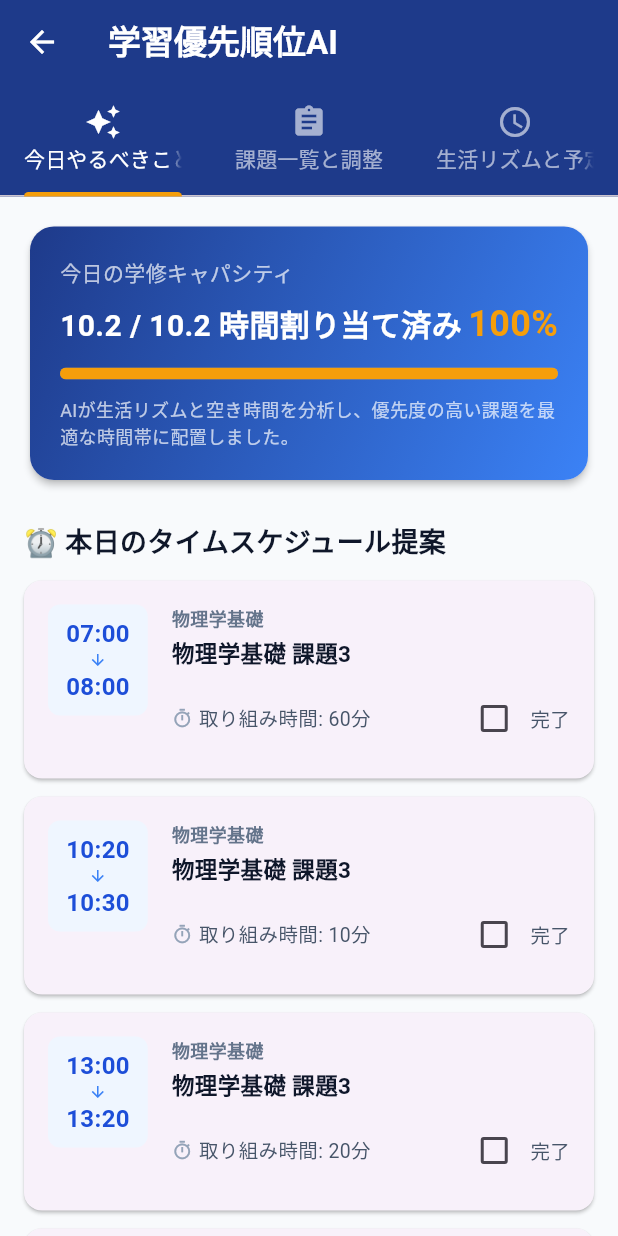
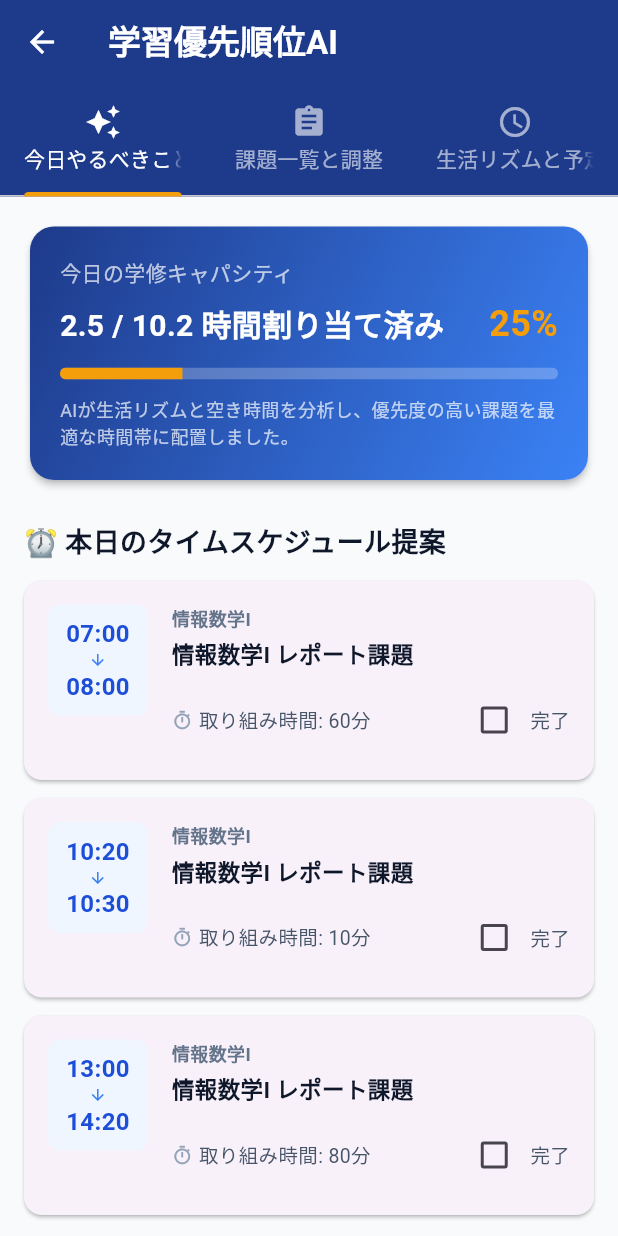
Before and after one commit to mizuking614/pbl_create, a Flutter app: the screen it shows after launch, after a tap on "学習優先順位AI (あなたの担当)", on a phone screen of 412 x 824 dp. Run offline on Flutter 3.47's test engine with Material 3 defaults, Android fonts, the light colour scheme and no system bars; our stand-ins replace shared_preferences.

Commit message:
change code

```diff
--- /dev/null
+++ b/cle_config.json
@@ -0,0 +1,3 @@
+{
+  "ics_url": "https://www.cle.osaka-u.ac.jp/webapps/calendar/calendarFeed/eb49772d2fbd407d9a81c008198fc96e/learn.ics"
+}
--- a/lib/screens/home_screen.dart
+++ b/lib/screens/home_screen.dart
@@ -1,23 +1,75 @@
 import 'package:flutter/material.dart';
+import 'package:flutter/services.dart';
+import 'package:shared_preferences/shared_preferences.dart';
 import 'learning_priority_screen.dart';
 import 'member_a_screen.dart';
 import 'member_b_screen.dart';
 
-class MyHomePage extends StatelessWidget {
+class MyHomePage extends StatefulWidget {
   const MyHomePage({super.key, required this.title});
 
   final String title;
+
+  @override
+  State<MyHomePage> createState() => _MyHomePageState();
+}
+
+class _MyHomePageState extends State<MyHomePage> {
+  final TextEditingController _urlController = TextEditingController();
+  String _currentUrl = '';
+  bool _isLoading = true;
+
+  @override
+  void initState() {
+    super.initState();
+    _loadUrl();
+  }
+
+  Future<void> _loadUrl() async {
+    final prefs = await SharedPreferences.getInstance();
+    final stored = prefs.getString('cle_ics_url') ?? '';
+    if (!mounted) return;
+    setState(() {
+      _currentUrl = stored;
+      _urlController.text = stored;
+      _isLoading = false;
+    });
+  }
+
+  Future<void> _saveUrl() async {
+    final url = _urlController.text.trim();
+    final prefs = await SharedPreferences.getInstance();
+    if (url.isEmpty) {
+      await prefs.remove('cle_ics_url');
+    } else {
+      await prefs.setString('cle_ics_url', url);
+    }
+    if (!mounted) return;
+    setState(() {
+      _currentUrl = url;
+    });
+    final message = url.isEmpty ? 'CLE URLをクリアしました。' : 'CLE URLを保存しました。';
+    ScaffoldMessenger.of(context).showSnackBar(SnackBar(content: Text(message)));
+  }
+
+  Future<void> _copyUrl() async {
+    if (_currentUrl.isEmpty) return;
+    await Clipboard.setData(ClipboardData(text: _currentUrl));
+    ScaffoldMessenger.of(context).showSnackBar(const SnackBar(content: Text('CLE URLをコピーしました。')));
+  }
 
   @override
   Widget build(BuildContext context) {
     return Scaffold(
       backgroundColor: const Color(0xFFF1F5F9),
       appBar: AppBar(
-        title: Text(title, style: const TextStyle(fontWeight: FontWeight.bold, color: Colors.white)),
+        title: Text(widget.title, style: const TextStyle(fontWeight: FontWeight.bold, color: Colors.white)),
         backgroundColor: const Color(0xFF0F172A),
         elevation: 0,
       ),
-      body: SingleChildScrollView(
+      body: _isLoading
+          ? const Center(child: CircularProgressIndicator(color: Color(0xFF0F172A)))
+          : SingleChildScrollView(
               padding: const EdgeInsets.all(24.0),
               child: Column(
                 crossAxisAlignment: CrossAxisAlignment.start,
@@ -31,8 +83,9 @@ class MyHomePage extends StatelessWidget {
                     '各担当メンバーの機能へアクセスできます。',
                     style: TextStyle(fontSize: 14, color: Color(0xFF475569)),
                   ),
+                  const SizedBox(height: 24),
+                  _buildUrlCard(),
                   const SizedBox(height: 28),
-
                   _buildMenuCard(
                     context: context,
                     title: '学習優先順位AI (あなたの担当)',
@@ -58,6 +111,64 @@ class MyHomePage extends StatelessWidget {
                     icon: Icons.storage_rounded,
                     color: const Color(0xFF4F46E5),
                     destination: const MemberBScreen(),
+                  ),
+                ],
+              ),
+            ),
+    );
+  }
+
+  Widget _buildUrlCard() {
+    return Card(
+      elevation: 2,
+      shape: RoundedRectangleBorder(borderRadius: BorderRadius.circular(16)),
+      child: Padding(
+        padding: const EdgeInsets.all(20.0),
+        child: Column(
+          crossAxisAlignment: CrossAxisAlignment.start,
+          children: [
+            const Text(
+              'CLE共有URLの設定',
+              style: TextStyle(fontSize: 16, fontWeight: FontWeight.bold, color: Color(0xFF0F172A)),
+            ),
+            const SizedBox(height: 10),
+            TextField(
+              controller: _urlController,
+              decoration: const InputDecoration(
+                border: OutlineInputBorder(),
+                hintText: 'https://www.cle.osaka-u.ac.jp/.../learn.ics',
+              ),
+            ),
+            const SizedBox(height: 10),
+            Row(
+              children: [
+                ElevatedButton(
+                  onPressed: _saveUrl,
+                  style: ElevatedButton.styleFrom(backgroundColor: const Color(0xFF0F172A)),
+                  child: const Text('保存'),
+                ),
+                const SizedBox(width: 12),
+                OutlinedButton(
+                  onPressed: () {
+                    setState(() {
+                      _urlController.text = _currentUrl;
+                    });
+                  },
+                  child: const Text('リセット'),
+                ),
+                const SizedBox(width: 12),
+                if (_currentUrl.isNotEmpty)
+                  IconButton(
+                    onPressed: _copyUrl,
+                    icon: const Icon(Icons.copy, color: Color(0xFF0F172A)),
+                    tooltip: 'URLをコピー',
+                  ),
+              ],
+            ),
+            const SizedBox(height: 10),
+            Text(
+              _currentUrl.isEmpty ? '現在CLE共有URLは設定されていません。' : '現在のCLE URL: $_currentUrl',
+              style: const TextStyle(color: Color(0xFF475569)),
             ),
           ],
         ),
--- a/lib/services/cle_calendar_service.dart
+++ b/lib/services/cle_calendar_service.dart
@@ -1,111 +1,253 @@
+import 'package:http/http.dart' as http;
+import 'package:shared_preferences/shared_preferences.dart';
+
 import '../models/assignment.dart';
 import '../models/schedule_event.dart';
 
 class CleCalendarService {
-  // 課題締め切り情報の取得 (ダミーデータ)
+  // CLEからのICS取得先を探す順序:
+  // 1) SharedPreferencesの 'cle_ics_url' 設定
+  // 見つからない場合は従来のダミーデータにフォールバックします。
+
+  Future<String?> _findIcsUrl() async {
+    try {
+      final prefs = await SharedPreferences.getInstance();
+      final stored = prefs.getString('cle_ics_url');
+      if (stored != null && stored.isNotEmpty) {
+        return stored;
+      }
+    } catch (_) {}
+
+    return null;
+  }
+
+  DateTime? _parseIcsDate(String raw) {
+    // supports formats like: 20260715T090000Z or 20260715T090000 or 20260715
+    final r1 = RegExp(r"^(\d{8})T(\d{6})(Z)?");
+    final r2 = RegExp(r"^(\d{8})");
+    final m1 = r1.firstMatch(raw);
+    if (m1 != null) {
+      final d = m1.group(1)!; // YYYYMMDD
+      final t = m1.group(2)!; // HHMMSS
+      final year = int.parse(d.substring(0, 4));
+      final month = int.parse(d.substring(4, 6));
+      final day = int.parse(d.substring(6, 8));
+      final hour = int.parse(t.substring(0, 2));
+      final minute = int.parse(t.substring(2, 4));
+      final second = int.parse(t.substring(4, 6));
+      if (m1.group(3) != null) {
+        return DateTime.utc(year, month, day, hour, minute, second).toLocal();
+      }
+      return DateTime(year, month, day, hour, minute, second);
+    }
+    final m2 = r2.firstMatch(raw);
+    if (m2 != null) {
+      final d = m2.group(1)!;
+      final year = int.parse(d.substring(0, 4));
+      final month = int.parse(d.substring(4, 6));
+      final day = int.parse(d.substring(6, 8));
+      return DateTime(year, month, day);
+    }
+    return null;
+  }
+
+  List<Map<String, String>> _parseIcs(String data) {
+    final events = <Map<String, String>>[];
+    final parts = data.split(RegExp(r"BEGIN:VEVENT", multiLine: true));
+    for (var i = 1; i < parts.length; i++) {
+      final part = parts[i];
+      final map = <String, String>{};
+      for (final line in part.split(RegExp(r"\r?\n"))) {
+        if (line.trim().isEmpty) continue;
+        // Handle folded lines (continuation starting with space)
+        if (line.startsWith(' ')) {
+          // append to last key
+          if (map.isNotEmpty) {
+            final lastKey = map.keys.last;
+            map[lastKey] = (map[lastKey]! + line.trim());
+          }
+          continue;
+        }
+        final idx = line.indexOf(':');
+        if (idx == -1) continue;
+        final key = line.substring(0, idx);
+        final value = line.substring(idx + 1);
+        map[key] = value;
+      }
+      events.add(map);
+    }
+    return events;
+  }
+
+  // 課題締め切り情報の取得 — ICSを探してパース、なければダミー
   Future<List<Assignment>> fetchAssignments() async {
-    // ネットワークやDBアクセスを模した遅延
+    final icsUrl = await _findIcsUrl();
+    if (icsUrl == null) {
+      // 以前のダミーを保持
       await Future.delayed(const Duration(milliseconds: 200));
-
       final now = DateTime.now();
       return [
         Assignment(
-        id: 'a1',
+          id: 'a_dummy_1',
           title: '情報数学I レポート課題',
           courseName: '情報数学I',
-        dueDate: now.add(const Duration(days: 1, hours: 8)), // 明日の夕方
+          dueDate: now.add(const Duration(days: 1, hours: 8)),
           estimatedHours: 2.5,
           importance: 4,
-      ),
-      Assignment(
-        id: 'a2',
-        title: 'プログラミング演習II 最終課題',
-        courseName: 'プログラミング演習II',
-        dueDate: now.add(const Duration(days: 3, hours: 14)), // 3日後
-        estimatedHours: 6.0,
-        importance: 5,
-      ),
-      Assignment(
-        id: 'a3',
-        title: '英語コミュニケーション 小テスト対策',
-        courseName: '英語コミュニケーション',
-        dueDate: now.add(const Duration(days: 2, hours: 2)), // 2日後
-        estimatedHours: 1.0,
-        importance: 2,
-      ),
-      Assignment(
-        id: 'a4',
-        title: 'キャリア設計 振り返りシート',
-        courseName: 'キャリア設計',
-        dueDate: now.add(const Duration(days: 5)), // 5日後
-        estimatedHours: 1.5,
-        importance: 3,
-      ),
-      Assignment(
-        id: 'a5',
-        title: '物理学基礎 課題3',
-        courseName: '物理学基礎',
-        dueDate: now.add(const Duration(hours: 12)), // 今日の夜（残り12時間）
-        estimatedHours: 1.5,
-        importance: 3,
         ),
       ];
     }
 
-  // 予定情報の取得 (ダミーデータ)
+    try {
+      final res = await http.get(Uri.parse(icsUrl));
+      if (res.statusCode != 200) return [];
+      final events = _parseIcs(res.body);
+      final now = DateTime.now();
+      final out = <Assignment>[];
+      for (final ev in events) {
+        final summary = ev['SUMMARY'] ?? ev['SUMMARY;LANGUAGE=ja'] ?? '';
+        final dtstartRaw = ev.entries
+            .firstWhere(
+              (e) => e.key.startsWith('DTSTART'),
+              orElse: () => MapEntry('', ''),
+            )
+            .value;
+        final dtendRaw = ev.entries
+            .firstWhere(
+              (e) => e.key.startsWith('DTEND'),
+              orElse: () => MapEntry('', ''),
+            )
+            .value;
+        final dtstart = dtstartRaw.isNotEmpty
+            ? _parseIcsDate(dtstartRaw)
+            : null;
+        final dtend = dtendRaw.isNotEmpty ? _parseIcsDate(dtendRaw) : null;
+        final due = dtend ?? dtstart;
+        if (due != null && due.isAfter(now.subtract(const Duration(days: 7)))) {
+          // 簡易ルール: SUMMARYに「課題」や"提出"が含まれるものを課題として扱う
+          if (summary.contains('課題') ||
+              summary.contains('提出') ||
+              summary.contains('レポート') ||
+              summary.toLowerCase().contains('homework') ||
+              summary.toLowerCase().contains('assignment')) {
+            out.add(
+              Assignment(
+                id:
+                    ev['UID'] ??
+                    ev['SUMMARY'] ??
+                    DateTime.now().toIso8601String(),
+                title: summary.isNotEmpty ? summary : 'CLE課題',
+                courseName: '',
+                dueDate: due,
+                estimatedHours: 1.5,
+                importance: 3,
+              ),
+            );
+          }
+        }
+      }
+      return out;
+    } catch (e) {
+      return [];
+    }
+  }
+
+  // 予定情報の取得 — 指定日のイベントをICSから読み込む
   Future<List<ScheduleEvent>> fetchScheduleEvents(DateTime date) async {
+    final icsUrl = await _findIcsUrl();
+    if (icsUrl == null) {
+      // フォールバックのダミー
       await Future.delayed(const Duration(milliseconds: 100));
-
-    // 対象日の朝8時、夕方6時などを基準に授業や予定を生成
       final baseDate = DateTime(date.year, date.month, date.day);
-
-    // 曜日ごとにダミーの予定を変える
       final weekday = date.weekday;
       List<ScheduleEvent> events = [];
-
       if (weekday == DateTime.saturday || weekday == DateTime.sunday) {
-      // 週末の予定 (バイトなど)
         events.add(
           ScheduleEvent(
             id: 'e_pt',
             title: 'アルバイト',
-          startTime: baseDate.add(const Duration(hours: 13)), // 13:00
-          endTime: baseDate.add(const Duration(hours: 18)),   // 18:00
+            startTime: baseDate.add(const Duration(hours: 13)),
+            endTime: baseDate.add(const Duration(hours: 18)),
             isClass: false,
           ),
         );
       } else {
-      // 平日の予定 (授業)
         events.addAll([
           ScheduleEvent(
             id: 'e_c1',
             title: '1限: 情報数学I',
-          startTime: baseDate.add(const Duration(hours: 8, minutes: 50)), // 8:50
-          endTime: baseDate.add(const Duration(hours: 10, minutes: 20)),   // 10:20
+            startTime: baseDate.add(const Duration(hours: 8, minutes: 50)),
+            endTime: baseDate.add(const Duration(hours: 10, minutes: 20)),
             isClass: true,
           ),
           ScheduleEvent(
             id: 'e_c2',
             title: '2限: 物理学基礎',
-          startTime: baseDate.add(const Duration(hours: 10, minutes: 30)), // 10:30
-          endTime: baseDate.add(const Duration(hours: 12, minutes: 0)),    // 12:00
+            startTime: baseDate.add(const Duration(hours: 10, minutes: 30)),
+            endTime: baseDate.add(const Duration(hours: 12, minutes: 0)),
             isClass: true,
           ),
         ]);
-
         if (weekday == DateTime.wednesday || weekday == DateTime.friday) {
           events.add(
             ScheduleEvent(
               id: 'e_c3',
               title: '4限: キャリア設計',
-            startTime: baseDate.add(const Duration(hours: 14, minutes: 40)), // 14:40
-            endTime: baseDate.add(const Duration(hours: 16, minutes: 10)),   // 16:10
+              startTime: baseDate.add(const Duration(hours: 14, minutes: 40)),
+              endTime: baseDate.add(const Duration(hours: 16, minutes: 10)),
               isClass: true,
             ),
           );
         }
       }
-
       return events;
     }
+
+    try {
+      final res = await http.get(Uri.parse(icsUrl));
+      if (res.statusCode != 200) return [];
+      final events = _parseIcs(res.body);
+      final targetDayStart = DateTime(date.year, date.month, date.day);
+      final targetDayEnd = targetDayStart.add(const Duration(days: 1));
+      final out = <ScheduleEvent>[];
+      for (final ev in events) {
+        final summary = ev['SUMMARY'] ?? ev['SUMMARY;LANGUAGE=ja'] ?? '';
+        final dtstartRaw = ev.entries
+            .firstWhere(
+              (e) => e.key.startsWith('DTSTART'),
+              orElse: () => MapEntry('', ''),
+            )
+            .value;
+        final dtendRaw = ev.entries
+            .firstWhere(
+              (e) => e.key.startsWith('DTEND'),
+              orElse: () => MapEntry('', ''),
+            )
+            .value;
+        final dtstart = dtstartRaw.isNotEmpty
+            ? _parseIcsDate(dtstartRaw)
+            : null;
+        final dtend = dtendRaw.isNotEmpty ? _parseIcsDate(dtendRaw) : null;
+        if (dtstart != null &&
+            dtstart.isBefore(targetDayEnd) &&
+            (dtend == null || dtend.isAfter(targetDayStart))) {
+          out.add(
+            ScheduleEvent(
+              id: ev['UID'] ?? summary,
+              title: summary.isNotEmpty ? summary : '予定',
+              startTime: dtstart,
+              endTime: dtend ?? dtstart.add(const Duration(hours: 1)),
+              isClass:
+                  summary.contains('限') ||
+                  summary.contains('授業') ||
+                  summary.contains('講義'),
+            ),
+          );
         }
+      }
+      return out;
+    } catch (e) {
+      return [];
+    }
+  }
+}
--- a/pubspec.yaml
+++ b/pubspec.yaml
@@ -32,9 +32,10 @@ dependencies:
     sdk: flutter
 
   # The following adds the Cupertino Icons font to your application.
-  # Use with the CupertinoIcons class for iOS style icons.
+  # Use with the CupertinoIcons class for the material Icons class.
   cupertino_icons: ^1.0.8
-
+  http: ^0.13.6
+  shared_preferences: ^2.2.0
 dev_dependencies:
   flutter_test:
     sdk: flutter
```
Also changed, not shown: pubspec.lock, 1 other file. Lines whose indentation alone changed are shown as unchanged.
